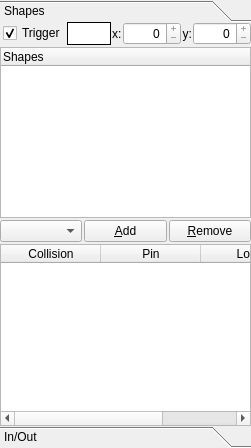
Old version of the form lib/ui/tab_regionsUi.ui in the repository wonkoderverstaendige/Spotter.
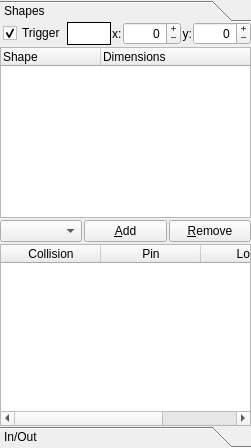
New version of the form.

Commit message:
Work on region coordinate spin box updates
Spin box update behavior is messy, updates too much, overwriting user
input. Started with a custom spinbox as seen on SO.

Diff of the .ui file:
```diff
--- a/lib/ui/tab_regionsUi.ui
+++ b/lib/ui/tab_regionsUi.ui
@@ -88,7 +88,12 @@
              </property>
              <column>
               <property name="text">
-               <string>Shapes</string>
+               <string>Shape</string>
+              </property>
+             </column>
+             <column>
+              <property name="text">
+               <string>Dimensions</string>
               </property>
              </column>
             </widget>
@@ -159,9 +164,6 @@
                <property name="alignment">
                 <set>Qt::AlignRight|Qt::AlignTrailing|Qt::AlignVCenter</set>
                </property>
-               <property name="readOnly">
-                <bool>true</bool>
-               </property>
                <property name="buttonSymbols">
                 <enum>QAbstractSpinBox::PlusMinus</enum>
                </property>
@@ -242,9 +244,6 @@
                <property name="alignment">
                 <set>Qt::AlignRight|Qt::AlignTrailing|Qt::AlignVCenter</set>
                </property>
-               <property name="readOnly">
-                <bool>true</bool>
-               </property>
                <property name="buttonSymbols">
                 <enum>QAbstractSpinBox::PlusMinus</enum>
                </property>
```
The commit also changes 2 other files.
